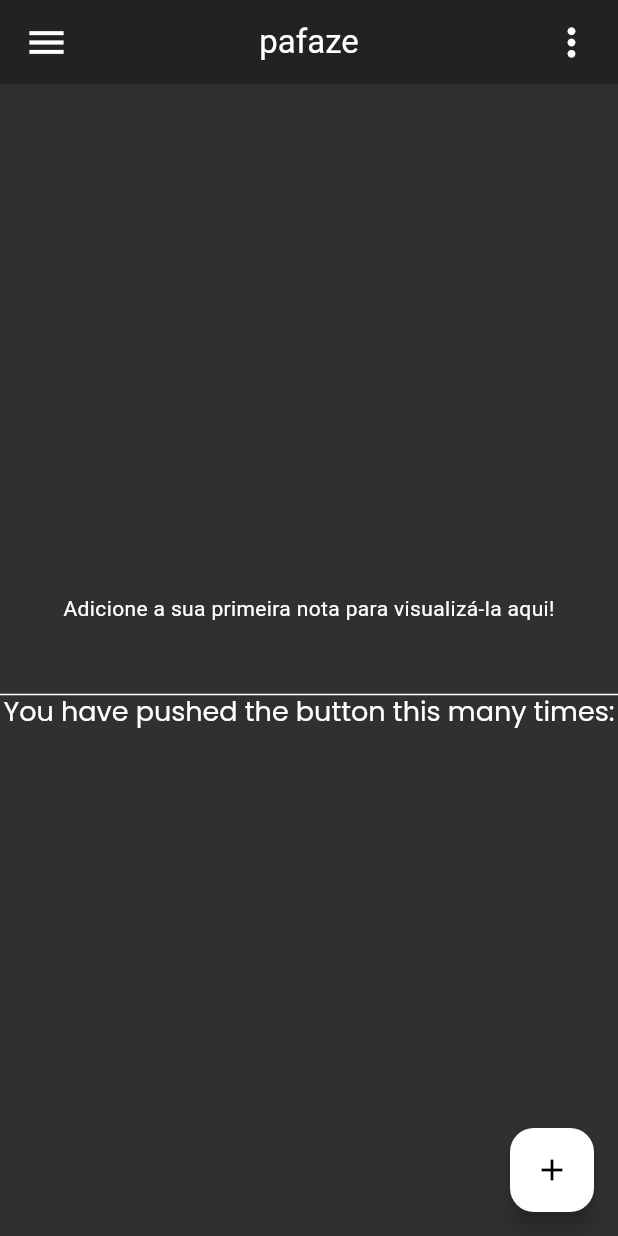
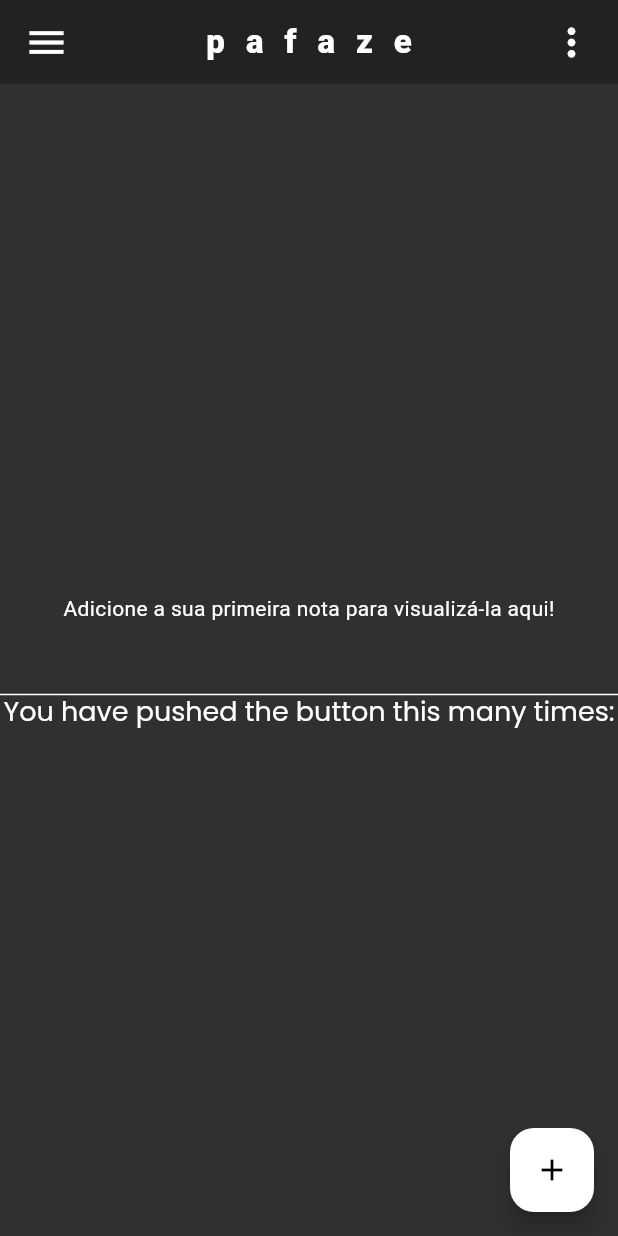
Before and after one commit to gustevito/app_pafaze, a Flutter app: the screen it shows after launch, on a phone screen of 412 x 824 dp. Run offline on Flutter 3.47's test engine with Material 2 defaults, Android fonts, the phone set to English and light mode, and no system bars; our stand-ins replace google_fonts.

Commit message:
header ta bonitinho agora, só falta as funções

```diff
--- a/lib/pages/constants/colors.dart
+++ /dev/null
@@ -1,9 +0,0 @@
-import 'package:flutter/material.dart';
-
-const Color pzRed = Color(0xFFDA4040); // Error and functions
-const Color pzGreen = Color(0xFF3ABB29); // Authorizations and other functions
-
-const Color pzBlack = Color.fromARGB(255, 34, 34, 34); // Navbar
-const Color pzGrey = Color.fromARGB(255, 48, 48, 48); // Background
-
-const Color pzYellow = Color(0xFFF3C048);
--- a/lib/pages/main.dart
+++ b/lib/pages/main.dart
@@ -1,6 +1,5 @@
 import 'package:flutter/material.dart';
 import 'package:myapp/pages/themes/darktheme.dart';
-import 'constants/colors.dart';
 import 'screens/home.dart';
 
 void main() {
--- a/lib/pages/screens/home.dart
+++ b/lib/pages/screens/home.dart
@@ -1,5 +1,4 @@
 import 'package:flutter/material.dart';
-import 'package:myapp/pages/constants/colors.dart';
 import 'package:myapp/pages/themes/darktheme.dart';
 
 class MyHomePage extends StatefulWidget {
@@ -48,7 +47,13 @@ class _MyHomePageState extends State<MyHomePage> {
                 color: Theme.of(context).colorScheme.primary,
                 size: 30,
               ),
-              Text(widget.title),
+              Text(
+                widget.title,
+                style: const TextStyle(
+                  fontWeight: FontWeight.w800,
+                  letterSpacing: 14.0,
+                ),
+              ),
               Icon(
                 Icons.more_vert,
                 color: Theme.of(context).colorScheme.primary,
--- a/lib/pages/themes/darktheme.dart
+++ b/lib/pages/themes/darktheme.dart
@@ -1,6 +1,19 @@
 import 'package:flutter/material.dart';
 import 'package:google_fonts/google_fonts.dart';
-import 'package:myapp/pages/constants/colors.dart';
+
+// COLORS
+
+const Color pzRed = Color(0xFFDA4040); // Error and functions
+const Color pzGreen = Color(0xFF3ABB29); // Authorizations and other functions
+
+const Color pzBlack = Color.fromARGB(255, 34, 34, 34); // Navbar
+const Color pzGrey = Color.fromARGB(255, 48, 48, 48); // Background
+
+const Color pzYellow = Color(0xFFF3C048);
+
+
+
+// DARKTHEME
 
 ThemeData darkTheme = ThemeData(
     textTheme: TextTheme(
```
